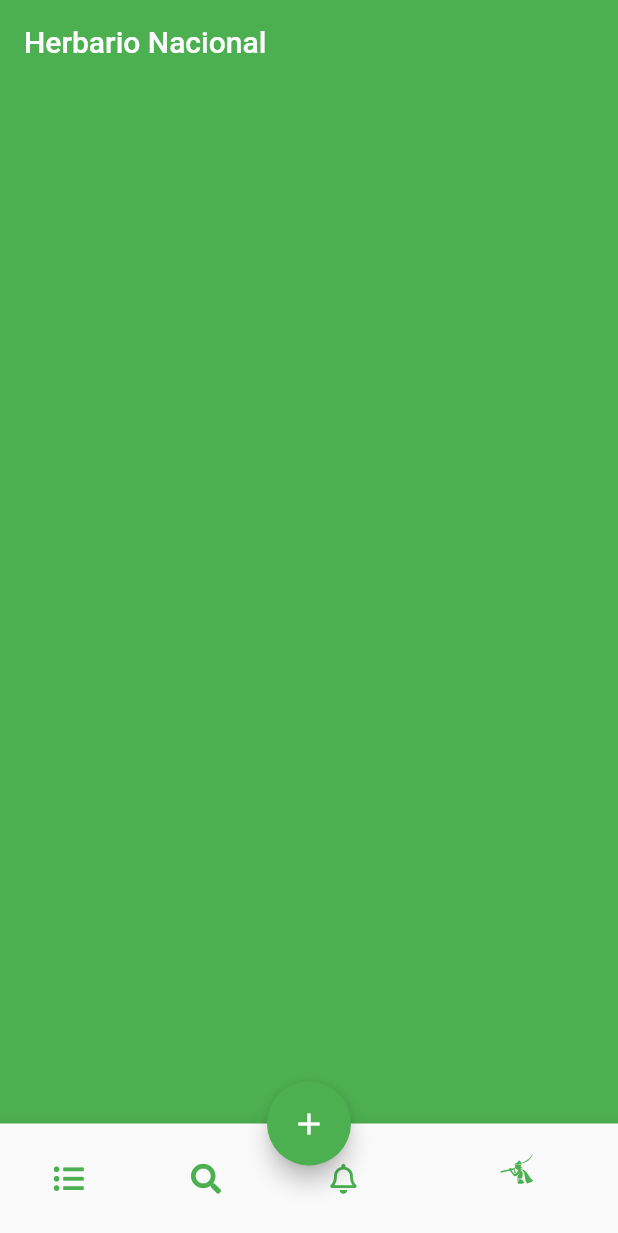
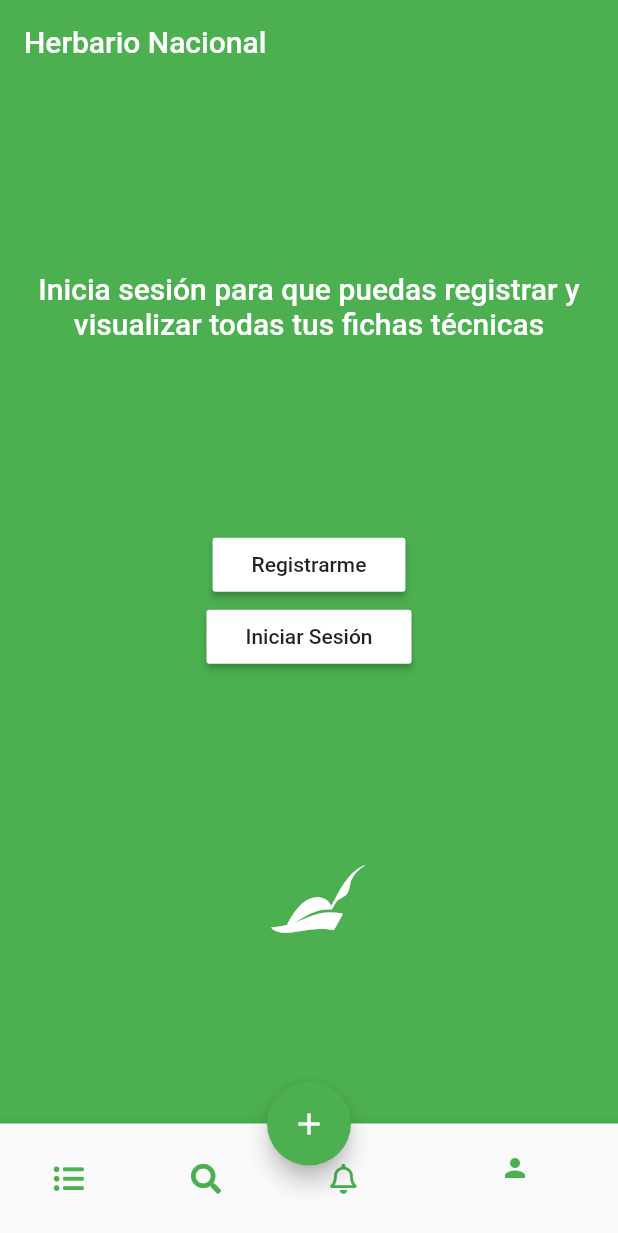
Before and after one commit to marcossevilla/acacia, a Flutter app: the screen it shows after launch, item 4 of the bottom bar chosen, on a phone screen of 412 x 824 dp. Shown: the top 1233 px of the screen. Run offline on Flutter 3.47's test engine with Material 2 defaults, Android fonts, the phone set to English and light mode, and no system bars; our stand-ins replace font_awesome_flutter; network calls fail.

Commit message:
basic design login page, may change

```diff
--- a/lib/src/pages/login_page.dart
+++ b/lib/src/pages/login_page.dart
@@ -1,4 +1,5 @@
 import 'package:flutter/material.dart';
+import 'package:font_awesome_flutter/font_awesome_flutter.dart';
 
 class LoginPage extends StatefulWidget {
   @override
@@ -9,7 +10,47 @@ class _LoginPageState extends State<LoginPage> {
   @override
   Widget build(BuildContext context) {
     return Container(
-      color: Colors.green,
+      child: Center(
+        child: Column(
+          mainAxisAlignment: MainAxisAlignment.spaceEvenly,
+          crossAxisAlignment: CrossAxisAlignment.center,
+          children: <Widget>[
+            Text(
+              'Inicia sesión para que puedas registrar y visualizar todas tus fichas técnicas',
+              style: Theme.of(context)
+                  .textTheme
+                  .title
+                  .copyWith(color: Colors.white),
+              textAlign: TextAlign.center,
+            ),
+            Column(
+              children: <Widget>[
+                RaisedButton(
+                  color: Colors.white,
+                  child: Padding(
+                    padding: EdgeInsets.all(10.0),
+                    child: Text('Registrarme'),
+                  ),
+                  onPressed: () {},
+                ),
+                RaisedButton(
+                  color: Colors.white,
+                  child: Padding(
+                    padding: EdgeInsets.all(10.0),
+                    child: Text('Iniciar Sesión'),
+                  ),
+                  onPressed: () {},
+                ),
+              ],
+            ),
+            Icon(
+              FontAwesomeIcons.piedPiperHat,
+              color: Colors.white,
+              size: 50.0,
+            )
+          ],
+        ),
+      ),
     );
   }
 }
--- a/lib/src/widgets/bg_nav_bar.dart
+++ b/lib/src/widgets/bg_nav_bar.dart
@@ -45,7 +45,7 @@ class BigBottomNavBar extends StatelessWidget {
           ),
           BottomNavigationBarItem(
             icon: Icon(
-              FontAwesomeIcons.piedPiperAlt,
+              Icons.person,
               size: 20.0,
               color: Theme.of(context).primaryColor,
             ),
```
